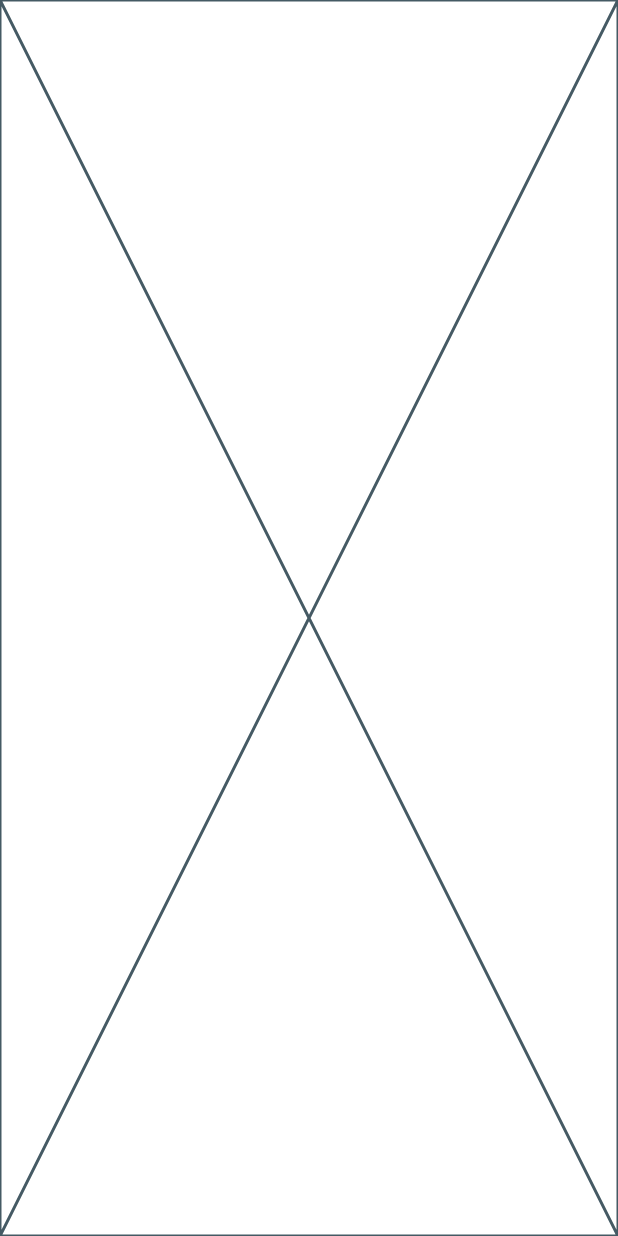
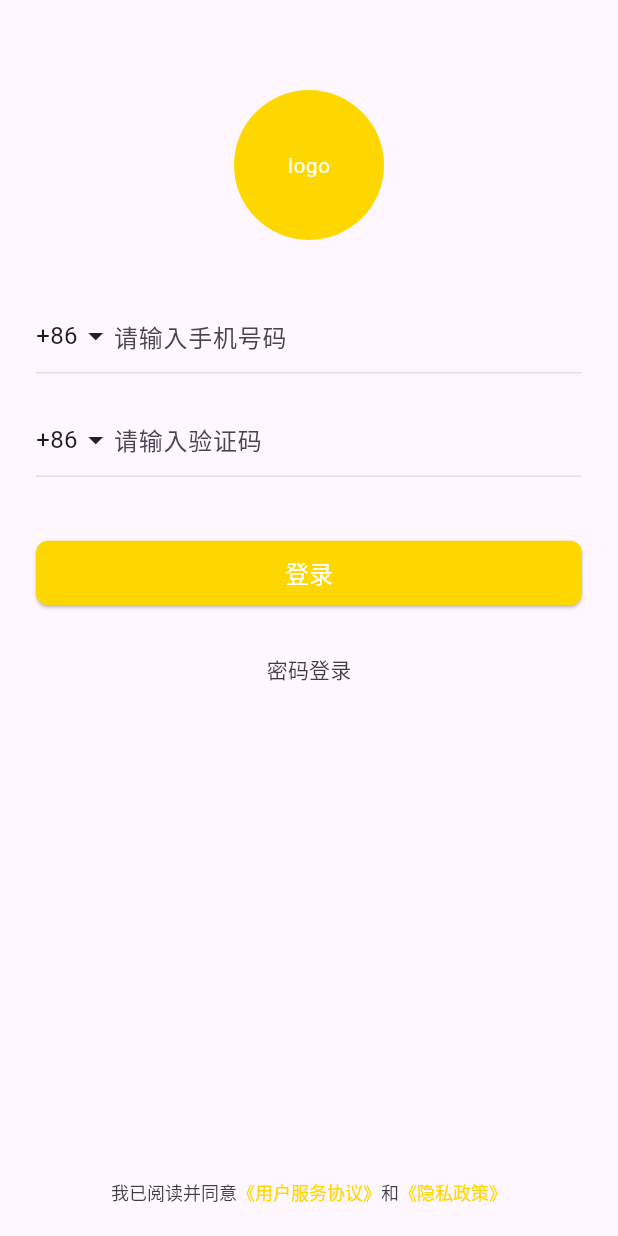
Before and after one commit to xsometimes/happiness_wp, a Flutter app: the screen it shows after launch, on a phone screen of 412 x 824 dp. Run offline on Flutter 3.47's test engine with Material 3 defaults, Android fonts, the phone set to English and light mode, and no system bars; our stand-ins replace flutter_screenutil, go_router, shared_preferences; statements that could not run were skipped.

Commit message:
feat: login ui

```diff
--- a/meow/lib/pages/login/login_by_otp.dart
+++ b/meow/lib/pages/login/login_by_otp.dart
@@ -1,15 +1,131 @@
+import 'package:flutter/gestures.dart';
 import 'package:flutter/material.dart';
+import 'package:meow/resources/res_export.dart';
+import 'package:meow/widgets/meow_btn.dart';
+import 'package:meow/widgets/meow_form/meow_form.dart';
 
-class LoginByOTPPage extends StatefulWidget {
-  const LoginByOTPPage({super.key});
+class LoginByOTP extends StatefulWidget {
+  const LoginByOTP({super.key});
 
   @override
-  State<LoginByOTPPage> createState() => _LoginByOTPPageState();
+  State<LoginByOTP> createState() => _LoginByOTPState();
 }
 
-class _LoginByOTPPageState extends State<LoginByOTPPage> {
+class _LoginByOTPState extends State<LoginByOTP> {
+  final TextEditingController _phoneController = TextEditingController();
+  final TextEditingController _codeController = TextEditingController();
+  String selectedCountryCode = '+86';
+  final GlobalKey<FormState> _formKey = GlobalKey<FormState>();
+
+  @override
+  void dispose() {
+    _phoneController.dispose();
+    _codeController.dispose();
+    super.dispose();
+  }
+
   @override
   Widget build(BuildContext context) {
-    return const Placeholder();
+    return Scaffold(
+      body: SafeArea(
+        child: Padding(
+          padding: const EdgeInsets.symmetric(horizontal: 24.0),
+          child: Column(
+            children: [
+              Gaps.v60,
+              // Logo
+              Container(
+                width: 100,
+                height: 100,
+                decoration: BoxDecoration(
+                  color: MeowColors.defaultThemeColor.primaryColor,
+                  shape: BoxShape.circle,
+                ),
+                child: const Center(
+                  child: Text(
+                    'logo',
+                    style: TextStyle(color: Colors.white),
+                  ),
+                ),
+              ),
+              Gaps.v40,
+
+              MeowForm(
+                formKey: _formKey,
+                child: Column(
+                  children: <Widget>[
+                    MeowTextfield(
+                      hintText: '请输入手机号码',
+                      isPhone: true,
+                      onChanged: (value) {
+                        print(value);
+                      },
+                    ),
+
+                    Gaps.v20,
+
+                    MeowTextfield(
+                      hintText: '请输入验证码',
+                      isPhone: true,
+                      onChanged: (value) {
+                        print(value);
+                      },
+                    ),
+                  ],
+                ),
+              ),
+              // Phone number input
+              // Verification code input
+
+              Gaps.v40,
+              // Login button
+              MeowBtn(text: '登录', onPressed: () {
+                // Handle login
+              }),
+              Gaps.v16,
+              // Password login link
+              TextButton(
+                onPressed: () {
+                  // Handle password login
+                },
+                child: Text(
+                  '密码登录',
+                  style: MeowFontStyles.black14,
+                ),
+              ),
+              const Spacer(),
+
+              RichText(
+                textAlign: TextAlign.center,
+                text: TextSpan(
+                  style: MeowFontStyles.black12,
+                  children: [
+                    const TextSpan(text: '我已阅读并同意'),
+                    TextSpan(
+                      text: '《用户服务协议》',
+                      style: MeowFontStyles.primaryYellow12,
+                      recognizer: TapGestureRecognizer()
+                        ..onTap = () {
+                          // Handle user agreement
+                        },
+                    ),
+                    const TextSpan(text: '和'),
+                    TextSpan(
+                      text: '《隐私政策》',
+                      style: MeowFontStyles.primaryYellow12,
+                      recognizer: TapGestureRecognizer()
+                        ..onTap = () {
+                          // Handle privacy policy
+                        },
+                    ),
+                  ],
+                ),
+              ),
+              Gaps.v20,
+            ],
+          ),
+        ),
+      ),
+    );
   }
 }
--- a/meow/lib/resources/colors.dart
+++ b/meow/lib/resources/colors.dart
@@ -27,8 +27,9 @@ class MeowColors {
   /// gradient
   final LinearGradient primaryGradient;
 
+
   static const MeowColors defaultThemeColor = MeowColors(
-    primaryColor: Color(0xFFFF1F1F),
+    primaryColor: Color(0xFFFFD700),
     secondaryColor: Color(0xFFFFA5A5),
     primaryTextColor: Color.fromARGB(255, 62, 62, 70),
     secondaryTextColor: Color.fromARGB(255, 166, 168, 254),
@@ -40,7 +41,7 @@ class MeowColors {
   );
 
   static const darkThemeColor = MeowColors(
-    primaryColor: Color.fromARGB(255, 62, 62, 70),
+    primaryColor: Colors.black54,
     secondaryColor: Color.fromARGB(255, 166, 168, 254),
     primaryTextColor: Color.fromARGB(255, 166, 168, 254),
     secondaryTextColor: Color.fromARGB(255, 62, 62, 70),
--- /dev/null
+++ b/meow/lib/resources/decorations.dart
@@ -0,0 +1,9 @@
+import 'package:flutter/material.dart';
+
+class MeowDecorations {
+  static final BoxDecoration textFieldDecoration = BoxDecoration(
+    border: Border(
+      bottom: BorderSide(color: Colors.grey.shade300),
+    ),
+  );
+}
--- /dev/null
+++ b/meow/lib/resources/font_styles.dart
@@ -0,0 +1,20 @@
+import 'package:flutter/material.dart';
+import 'package:meow/resources/colors.dart';
+
+class MeowFontStyles {
+  static TextStyle black14 = TextStyle(
+    color: MeowColors.defaultThemeColor.primaryTextColor,
+    fontSize: 14,
+  );
+
+
+  static TextStyle black12 = TextStyle(
+    color: MeowColors.defaultThemeColor.primaryTextColor,
+    fontSize: 12,
+  );
+
+  static TextStyle primaryYellow12 = TextStyle(
+    color: MeowColors.defaultThemeColor.primaryColor,
+    fontSize: 12,
+  );
+}
--- /dev/null
+++ b/meow/lib/resources/gaps.dart
@@ -0,0 +1,11 @@
+import 'package:flutter/material.dart';
+
+class Gaps {
+
+  static const Widget v8 = SizedBox(height: 8);
+  static const Widget v12 = SizedBox(height: 12);
+  static const Widget v16 = SizedBox(height: 16);
+  static const Widget v20 = SizedBox(height: 20);
+  static const Widget v40 = SizedBox(height: 40);
+  static const Widget v60 = SizedBox(height: 60);
+}
--- /dev/null
+++ b/meow/lib/resources/res_export.dart
@@ -0,0 +1,4 @@
+export 'colors.dart';
+export 'decorations.dart';
+export 'font_styles.dart';
+export 'gaps.dart';
--- a/meow/lib/router/router.dart
+++ b/meow/lib/router/router.dart
@@ -2,6 +2,7 @@
 
 import 'package:go_router/go_router.dart';
 import 'package:meow/pages/dashboard/dashboard.dart';
+import 'package:meow/pages/login/login_by_otp.dart';
 import 'package:meow/pages/splash/splash.dart';
 
 final GoRouter meowRouter = GoRouter(
@@ -19,7 +20,7 @@ final GoRouter meowRouter = GoRouter(
     GoRoute(
       name: 'loginByOTP',
       path: '/loginByOTP', // One-Time-Password (OTP 动态口令)
-      builder: (context, state) => Dashboard(),
+      builder: (context, state) => LoginByOTP(),
     ),
     // GoRoute(
     //   path: '/meow',
--- /dev/null
+++ b/meow/lib/widgets/meow_btn.dart
@@ -0,0 +1,37 @@
+import 'package:flutter/material.dart';
+import 'package:meow/resources/colors.dart';
+
+class MeowBtn extends StatelessWidget {
+  const MeowBtn({
+    super.key,
+    this.text = 'text',
+    this.onPressed,
+  });
+
+  final String text;
+  final VoidCallback? onPressed;
+
+  @override
+  Widget build(BuildContext context) {
+    return SizedBox(
+      width: double.infinity,
+      child: ElevatedButton(
+        onPressed: onPressed,
+        style: ElevatedButton.styleFrom(
+          backgroundColor: MeowColors.defaultThemeColor.primaryColor,
+          padding: const EdgeInsets.symmetric(vertical: 10),
+          shape: RoundedRectangleBorder(
+            borderRadius: BorderRadius.circular(8),
+          ),
+        ),
+        child: Text(
+          text,
+          style: const TextStyle(
+            color: Colors.white,
+            fontSize: 16,
+          ),
+        ),
+      ),
+    );
+  }
+}
--- /dev/null
+++ b/meow/lib/widgets/meow_form/meow_form.dart
@@ -0,0 +1,35 @@
+import 'package:flutter/material.dart';
+export './meow_text_field.dart';
+
+class MeowForm extends StatefulWidget {
+  final Widget child;
+  final GlobalKey<FormState>? formKey;
+
+  const MeowForm({
+    super.key,
+    required this.child,
+    this.formKey,
+  });
+
+  @override
+  State<MeowForm> createState() => _MeowFormState();
+}
+
+class _MeowFormState extends State<MeowForm> {
+  late final GlobalKey<FormState> _formKey;
+
+  @override
+  void initState() {
+    super.initState();
+    _formKey = widget.formKey ?? GlobalKey<FormState>();
+  }
+
+  @override
+  Widget build(BuildContext context) {
+    return Form(
+      key: _formKey,
+      autovalidateMode: AutovalidateMode.onUserInteraction,
+      child: widget.child,
+    );
+  }
+}
--- /dev/null
+++ b/meow/lib/widgets/meow_form/meow_text_field.dart
@@ -0,0 +1,121 @@
+import 'package:flutter/material.dart';
+import 'package:meow/resources/res_export.dart';
+
+class MeowTextfield extends StatefulWidget {
+  // final dynamic controller;
+  final bool? isPhone;
+  final dynamic hintText;
+  final bool? isCode;
+  final dynamic onChanged;
+
+  // final dynamic onSubmitted;
+
+  const MeowTextfield({
+    super.key,
+    this.isPhone = false,
+    this.isCode = false,
+    // this.controller,
+    this.hintText,
+    this.onChanged,
+    // this.onSubmitted,
+    // this.onEditingComplete,
+  });
+
+  @override
+  State<MeowTextfield> createState() => _MeowTextfieldState();
+}
+
+class _MeowTextfieldState extends State<MeowTextfield> {
+  final TextEditingController _phoneController = TextEditingController();
+  final TextEditingController _codeController = TextEditingController();
+
+  @override
+  void dispose() {
+    _phoneController.dispose();
+    _codeController.dispose();
+    super.dispose();
+  }
+
+  @override
+  Widget build(BuildContext context) {
+    if (widget.isCode??false) {
+      return _codeTextField;
+    }
+    if (widget.isPhone??false) {
+      return _phoneTextField;
+    }
+    return SizedBox();
+  }
+
+  Widget get _phoneTextField {
+    String selectedCountryCode = '+86';
+    return Container(
+      decoration: MeowDecorations.textFieldDecoration,
+      child: Row(
+        children: [
+          GestureDetector(
+            onTap: () {
+              // Handle country code selection
+            },
+            child: Row(
+              children: [
+                Text(
+                  selectedCountryCode,
+                  style: const TextStyle(fontSize: 16),
+                ),
+                const Icon(Icons.arrow_drop_down),
+              ],
+            ),
+          ),
+          Gaps.v8,
+          Expanded(
+            child: TextFormField(
+              controller: _phoneController,
+              keyboardType: TextInputType.phone,
+              decoration: _inputDecoration,
+            ),
+          ),
+        ],
+      ),
+    );
+  }
+
+  Widget get _codeTextField {
+    return Container(
+      decoration: MeowDecorations.textFieldDecoration,
+      child: Row(
+        children: [
+          Expanded(
+            child: TextFormField(
+              controller: _codeController,
+              keyboardType: TextInputType.number,
+              decoration: _inputDecoration,
+
+            ),
+          ),
+          TextButton(
+            onPressed: () {
+              // Handle get verification code
+            },
+            child: Text(
+              '获取验证码',
+              style: MeowFontStyles.primaryYellow12,
+            ),
+          ),
+        ],
+      ),
+    );
+  }
+
+  InputDecoration get _inputDecoration {
+    return InputDecoration(
+      hintText: widget.hintText,
+      border: InputBorder.none,
+    );
+  }
+}
+
+// enum hintTextType {
+//   phone,
+//   code,
+// }
```
Also changed, not shown: lib/main.dart (added, +24 -0 lines), lib/pages/login_page.dart (added, +190 -0 lines), 4 other files.
